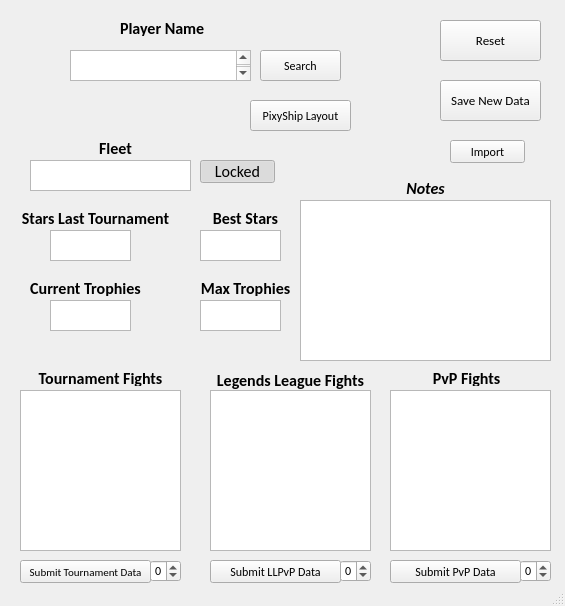
Qt form pss-ttt.ui (arraken/pss-ttt) before a commit.
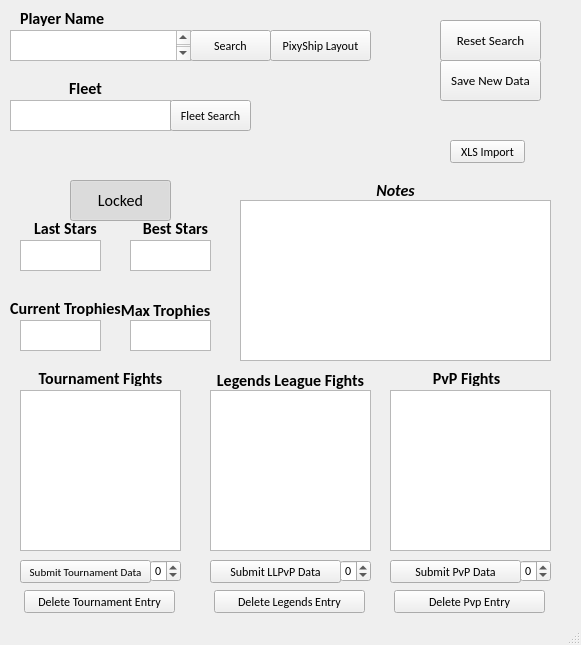
The same form after that commit.

Diff of the .ui file:
```diff
--- a/pss-ttt.ui
+++ b/pss-ttt.ui
@@ -6,8 +6,8 @@
    <rect>
     <x>0</x>
     <y>0</y>
-    <width>565</width>
-    <height>606</height>
+    <width>581</width>
+    <height>645</height>
    </rect>
   </property>
   <property name="font">
@@ -22,8 +22,8 @@
    <widget class="QLabel" name="fleetNameLabel">
     <property name="geometry">
      <rect>
-      <x>70</x>
-      <y>140</y>
+      <x>40</x>
+      <y>80</y>
       <width>91</width>
       <height>16</height>
      </rect>
@@ -47,8 +47,8 @@
    <widget class="QTextBrowser" name="bestStars">
     <property name="geometry">
      <rect>
-      <x>200</x>
-      <y>230</y>
+      <x>130</x>
+      <y>240</y>
       <width>81</width>
       <height>31</height>
      </rect>
@@ -60,10 +60,10 @@
    <widget class="QLabel" name="maxTrophiesLabel">
     <property name="geometry">
      <rect>
-      <x>170</x>
-      <y>280</y>
-      <width>151</width>
-      <height>16</height>
+      <x>100</x>
+      <y>300</y>
+      <width>131</width>
+      <height>20</height>
      </rect>
     </property>
     <property name="font">
@@ -85,8 +85,8 @@
    <widget class="QLabel" name="label">
     <property name="geometry">
      <rect>
-      <x>120</x>
-      <y>20</y>
+      <x>20</x>
+      <y>10</y>
       <width>91</width>
       <height>16</height>
      </rect>
@@ -132,8 +132,8 @@
    <widget class="QTextBrowser" name="lastStars">
     <property name="geometry">
      <rect>
-      <x>50</x>
-      <y>230</y>
+      <x>20</x>
+      <y>240</y>
       <width>81</width>
       <height>31</height>
      </rect>
@@ -174,8 +174,8 @@
    <widget class="QLabel" name="starsLastTournamentLabel">
     <property name="geometry">
      <rect>
-      <x>20</x>
-      <y>210</y>
+      <x>-10</x>
+      <y>220</y>
       <width>151</width>
       <height>16</height>
      </rect>
@@ -190,7 +190,7 @@
      </font>
     </property>
     <property name="text">
-     <string>Stars Last Tournament</string>
+     <string>Last Stars</string>
     </property>
     <property name="alignment">
      <set>Qt::AlignCenter</set>
@@ -199,9 +199,9 @@
    <widget class="QTextEdit" name="playerNotes">
     <property name="geometry">
      <rect>
-      <x>300</x>
+      <x>240</x>
       <y>200</y>
-      <width>251</width>
+      <width>311</width>
       <height>161</height>
      </rect>
     </property>
@@ -228,8 +228,8 @@
    <widget class="QTextBrowser" name="maxTrophies">
     <property name="geometry">
      <rect>
-      <x>200</x>
-      <y>300</y>
+      <x>130</x>
+      <y>320</y>
       <width>81</width>
       <height>31</height>
      </rect>
@@ -241,8 +241,8 @@
    <widget class="QPushButton" name="searchButton">
     <property name="geometry">
      <rect>
-      <x>260</x>
-      <y>50</y>
+      <x>190</x>
+      <y>30</y>
       <width>81</width>
       <height>31</height>
      </rect>
@@ -254,8 +254,8 @@
    <widget class="QLabel" name="bestStarsLabel">
     <property name="geometry">
      <rect>
-      <x>170</x>
-      <y>210</y>
+      <x>100</x>
+      <y>220</y>
       <width>151</width>
       <height>16</height>
      </rect>
@@ -308,8 +308,8 @@
    <widget class="QLabel" name="currentTrophiesLabel">
     <property name="geometry">
      <rect>
-      <x>10</x>
-      <y>280</y>
+      <x>-10</x>
+      <y>300</y>
       <width>151</width>
       <height>16</height>
      </rect>
@@ -333,10 +333,10 @@
    <widget class="QLabel" name="playerNotesLabel">
     <property name="geometry">
      <rect>
-      <x>350</x>
+      <x>240</x>
       <y>180</y>
-      <width>151</width>
-      <height>16</height>
+      <width>311</width>
+      <height>20</height>
      </rect>
     </property>
     <property name="font">
@@ -358,8 +358,8 @@
    <widget class="QPlainTextEdit" name="playerNameSearchBox">
     <property name="geometry">
      <rect>
-      <x>70</x>
-      <y>50</y>
+      <x>10</x>
+      <y>30</y>
       <width>181</width>
       <height>31</height>
      </rect>
@@ -383,10 +383,10 @@
    <widget class="QToolButton" name="lockUnlockButton">
     <property name="geometry">
      <rect>
-      <x>200</x>
-      <y>160</y>
-      <width>75</width>
-      <height>23</height>
+      <x>70</x>
+      <y>180</y>
+      <width>101</width>
+      <height>41</height>
      </rect>
     </property>
     <property name="font">
@@ -426,8 +426,8 @@
    <widget class="QTextBrowser" name="currentTrophies">
     <property name="geometry">
      <rect>
-      <x>50</x>
-      <y>300</y>
+      <x>20</x>
+      <y>320</y>
       <width>81</width>
       <height>31</height>
      </rect>
@@ -489,8 +489,8 @@
    <widget class="QPlainTextEdit" name="fleetName">
     <property name="geometry">
      <rect>
-      <x>30</x>
-      <y>160</y>
+      <x>10</x>
+      <y>100</y>
       <width>161</width>
       <height>31</height>
      </rect>
@@ -502,14 +502,14 @@
      <bool>true</bool>
     </property>
     <property name="readOnly">
-     <bool>true</bool>
+     <bool>false</bool>
     </property>
    </widget>
    <widget class="QPushButton" name="saveNewData">
     <property name="geometry">
      <rect>
       <x>440</x>
-      <y>80</y>
+      <y>60</y>
       <width>101</width>
       <height>41</height>
      </rect>
@@ -576,14 +576,14 @@
      </font>
     </property>
     <property name="text">
-     <string>Reset</string>
+     <string>Reset Search</string>
     </property>
    </widget>
    <widget class="QPushButton" name="pixyshipLayoutButton">
     <property name="geometry">
      <rect>
-      <x>250</x>
-      <y>100</y>
+      <x>270</x>
+      <y>30</y>
       <width>101</width>
       <height>31</height>
      </rect>
@@ -602,11 +602,67 @@
      </rect>
     </property>
     <property name="text">
-     <string>Import</string>
+     <string>XLS Import</string>
     </property>
    </widget>
+   <widget class="QPushButton" name="fleetSearchButton">
+    <property name="geometry">
+     <rect>
+      <x>170</x>
+      <y>100</y>
+      <width>81</width>
+      <height>31</height>
+     </rect>
+    </property>
+    <property name="text">
+     <string>Fleet Search</string>
+    </property>
+   </widget>
+   <widget class="QPushButton" name="delTournyButton">
+    <property name="geometry">
+     <rect>
+      <x>24</x>
+      <y>590</y>
+      <width>151</width>
+      <height>23</height>
+     </rect>
+    </property>
+    <property name="text">
+     <string>Delete Tournament Entry</string>
+    </property>
+   </widget>
+   <widget class="QPushButton" name="delLegendsButton">
+    <property name="geometry">
+     <rect>
+      <x>214</x>
+      <y>590</y>
+      <width>151</width>
+      <height>23</height>
+     </rect>
+    </property>
+    <property name="text">
+     <string>Delete Legends Entry</string>
+    </property>
+   </widget>
+   <widget class="QPushButton" name="delPVPButton">
+    <property name="geometry">
+     <rect>
+      <x>394</x>
+      <y>590</y>
+      <width>151</width>
+      <height>23</height>
+     </rect>
+    </property>
+    <property name="text">
+     <string>Delete Pvp Entry</string>
+    </property>
+   </widget>
   </widget>
-  <widget class="QStatusBar" name="statusbar"/>
+  <widget class="QStatusBar" name="statusbar">
+   <property name="sizeGripEnabled">
+    <bool>true</bool>
+   </property>
+  </widget>
  </widget>
  <tabstops>
   <tabstop>playerNameSearchBox</tabstop>
```
Left out of the diff: 16 changed lines with no effect on the pictures.
